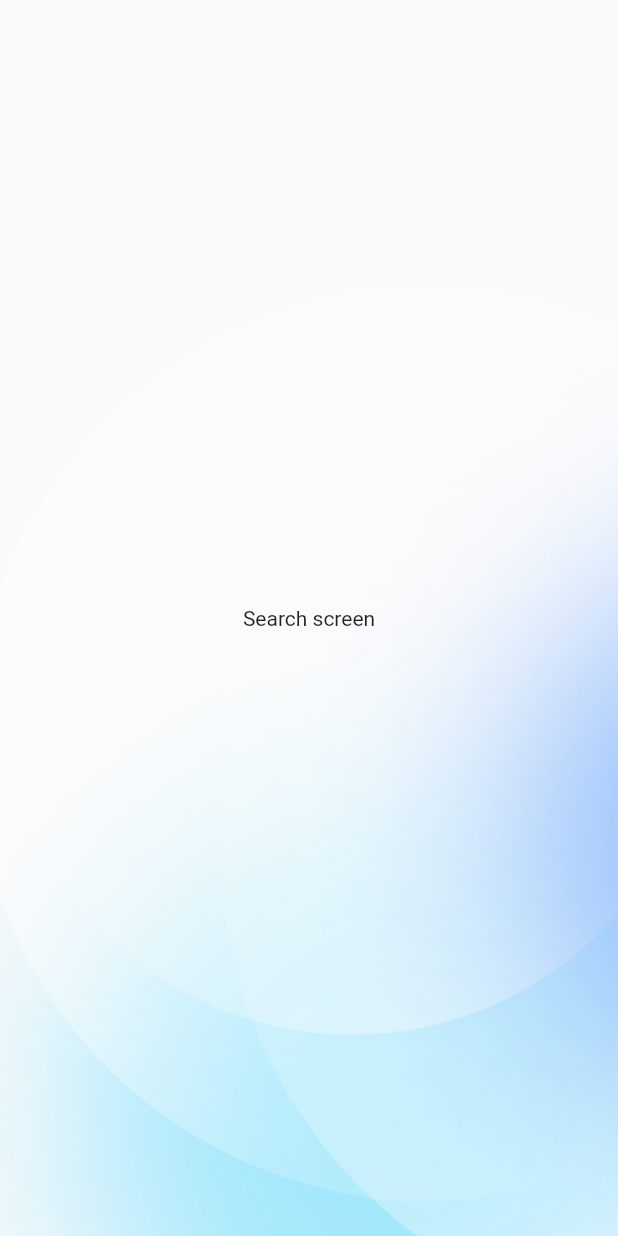
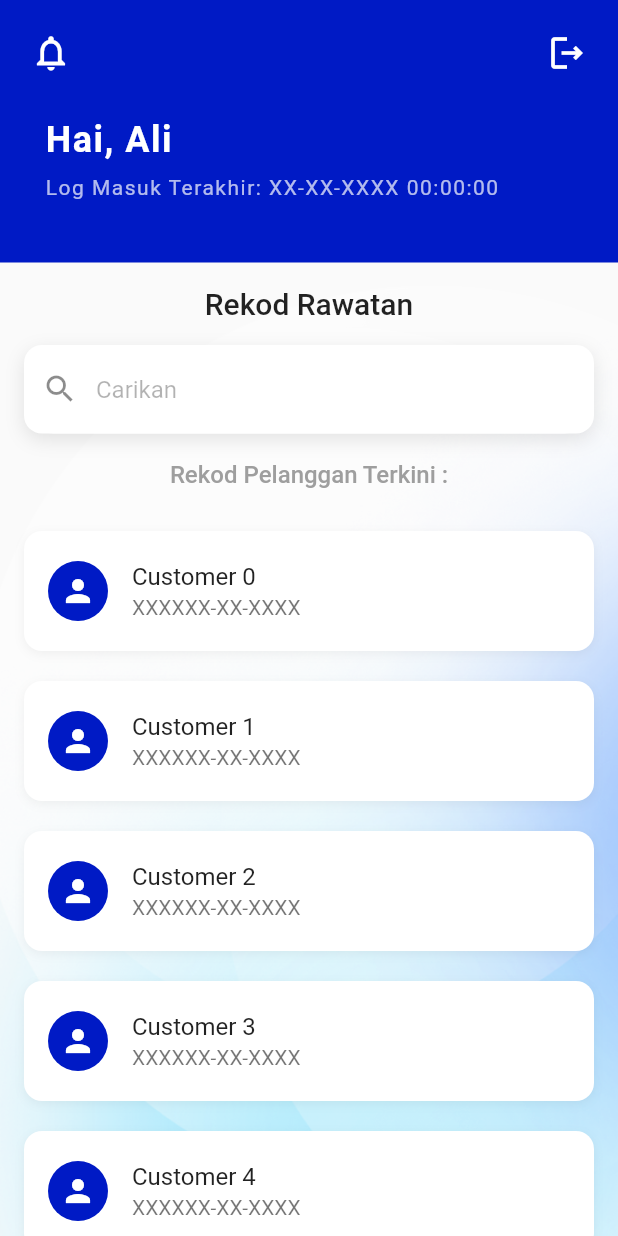
Before and after one commit to Peiling0509/safana_bekam_management_app, a Flutter app: the SearchPatientScreen screen opened directly, on a phone screen of 412 x 824 dp. Run offline on Flutter 3.47's test engine with Material 3 defaults, Android fonts, the phone set to English and light mode, and no system bars; our stand-ins replace fluttertoast, get; project files that could hold a hidden picture were left out.

Commit message:
SearchPatientScreen added

```diff
--- a/lib/components/top_bar.dart
+++ b/lib/components/top_bar.dart
@@ -8,12 +8,12 @@ class TopBar extends StatelessWidget {
   final VoidCallback onLogoutTap;
 
   const TopBar({
-    Key? key,
+    super.key,
     required this.userName,
     required this.lastLoginTime,
     required this.onNotificationTap,
     required this.onLogoutTap,
-  }) : super(key: key);
+  });
 
   @override
   Widget build(BuildContext context) {
@@ -25,14 +25,14 @@ class TopBar extends StatelessWidget {
         crossAxisAlignment: CrossAxisAlignment.start,
         children: [
           Padding(
-            padding: const EdgeInsets.only(top: 20, left: 10, right: 20),
+            padding: const EdgeInsets.only(top: 20, left: 20, right: 20),
             child: Row(
               mainAxisAlignment: MainAxisAlignment.spaceBetween,
               children: [
                 GestureDetector(
                   onTap: onNotificationTap,
-                  child: Padding(
-                    padding: const EdgeInsets.only(top: 1),
+                  child: const Padding(
+                    padding: EdgeInsets.only(top: 1),
                     child: Icon(
                       Icons.notifications_outlined,
                       color: Colors.white,
@@ -42,8 +42,8 @@ class TopBar extends StatelessWidget {
                 ),
                 GestureDetector(
                   onTap: onLogoutTap,
-                  child: Padding(
-                    padding: const EdgeInsets.only(top: 1),
+                  child: const Padding(
+                    padding: EdgeInsets.only(top: 1),
                     child: Icon(
                       Icons.logout_outlined,
                       color: Colors.white,
@@ -58,7 +58,7 @@ class TopBar extends StatelessWidget {
             padding: const EdgeInsets.only(top: 30, left: 30),
             child: Text(
               "Hai, $userName",
-              style: TextStyle(
+              style: const TextStyle(
                 color: Colors.white,
                 fontSize: 24,
                 fontWeight: FontWeight.bold,
--- a/lib/screen/home/search_patient_screen.dart
+++ b/lib/screen/home/search_patient_screen.dart
@@ -1,5 +1,7 @@
 import 'package:flutter/material.dart';
 import 'package:safana_bekam_management_app/components/custom_scaffold.dart';
+import 'package:safana_bekam_management_app/components/top_bar.dart';
+import 'package:safana_bekam_management_app/constant/color.dart';
 
 class SearchPatientScreen extends StatefulWidget {
   const SearchPatientScreen({super.key});
@@ -9,10 +11,151 @@ class SearchPatientScreen extends StatefulWidget {
 }
 
 class _SearchPatientScreenState extends State<SearchPatientScreen> {
+  String _searchQuery = '';
+
   @override
   Widget build(BuildContext context) {
-     return CustomScaffold(
-      body: Center(child: Text("Search screen"),),
+    return CustomScaffold(
+      body: SafeArea(
+        child: Column(
+          children: [
+            TopBar(
+              userName: "Ali",
+              lastLoginTime: "XX-XX-XXXX 00:00:00",
+              onNotificationTap: () {
+                print("Notification clicked");
+              },
+              onLogoutTap: () {
+                print("Logout clicked");
+              },
+            ),
+            _middlePartTitle(),
+            _middlePartSearchBar(),
+            _middlePartMinorTitle(),
+            Expanded(
+              child: SingleChildScrollView(
+                  padding: const EdgeInsets.only(top: 10),
+                  child: _customerList()),
+            ),
+          ],
+        ),
+      ),
+    );
+  }
+
+  Widget _middlePartTitle() {
+    return const Padding(
+      padding: EdgeInsets.all(16.0),
+      child: Text(
+        'Rekod Rawatan',
+        style: TextStyle(
+          fontSize: 20,
+          fontWeight: FontWeight.w500,
+        ),
+      ),
+    );
+  }
+
+  Widget _middlePartSearchBar() {
+    return Padding(
+        padding: const EdgeInsets.symmetric(horizontal: 16.0),
+        child: Container(
+          decoration: BoxDecoration(
+            color: Colors.white,
+            borderRadius: BorderRadius.circular(12),
+            boxShadow: [
+              BoxShadow(
+                color: Colors.black.withOpacity(0.1), // Light shadow
+                blurRadius: 10, // Softness of the shadow
+                offset: const Offset(0, 4), // Position of the shadow
+              ),
+            ],
+          ),
+          child: TextField(
+            onChanged: (value) {
+              setState(() {
+                _searchQuery = value;
+              });
+            },
+            decoration: InputDecoration(
+              hintText: "Carikan",
+              hintStyle: TextStyle(
+                color: Colors.black.withOpacity(0.3),
+              ),
+              prefixIcon: const Icon(Icons.search),
+              filled: true,
+              fillColor: Colors.white,
+              enabledBorder: OutlineInputBorder(
+                borderRadius: BorderRadius.circular(20),
+                borderSide: BorderSide.none,
+              ),
+            ),
+          ),
+        ));
+  }
+
+  Widget _middlePartMinorTitle() {
+    return const Padding(
+      padding: EdgeInsets.all(18.0),
+      child: Text(
+        'Rekod Pelanggan Terkini :',
+        style: TextStyle(
+          color: Colors.grey,
+          fontSize: 16,
+          fontWeight: FontWeight.w500,
+        ),
+      ),
+    );
+  }
+
+  Widget _customerList() {
+    return Column(
+      crossAxisAlignment: CrossAxisAlignment.center,
+      children: [
+        ListView.builder(
+          shrinkWrap: true,
+          physics: const NeverScrollableScrollPhysics(),
+          padding: const EdgeInsets.symmetric(horizontal: 16.0),
+          itemCount: 13,
+          itemBuilder: (context, index) {
+            final name = index == 12 ? 'Last' : 'Customer $index';
+            return GestureDetector(
+              onTap: () {
+                // Handle customer tile click
+                print('Customer $name clicked');
+              },
+              child: _buildCustomerTile(name),
+            );
+          },
+        ),
+      ],
+    );
+  }
+
+  Widget _buildCustomerTile(String name) {
+    return Container(
+      height: 80,
+      margin: const EdgeInsets.only(bottom: 20),
+      alignment: Alignment.centerLeft,
+      decoration: BoxDecoration(
+        color: Colors.white,
+        borderRadius: BorderRadius.circular(12),
+        boxShadow: [
+          BoxShadow(
+            color: Colors.black.withOpacity(0.05),
+            blurRadius: 5,
+            offset: const Offset(0, 2),
+          ),
+        ],
+      ),
+      child: ListTile(
+        leading: CircleAvatar(
+          backgroundColor: ConstantColor.primaryColor,
+          child: const Icon(Icons.person, color: Colors.white),
+        ),
+        title: Text(name),
+        subtitle: const Text('XXXXXX-XX-XXXX'),
+      ),
     );
   }
 }
```
Also changed, not shown: lib/screen/home/home_screen.dart (+27 -15 lines).
